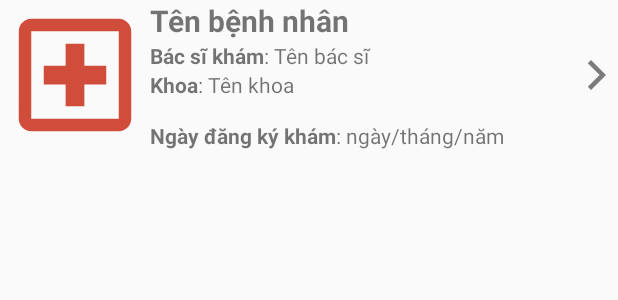
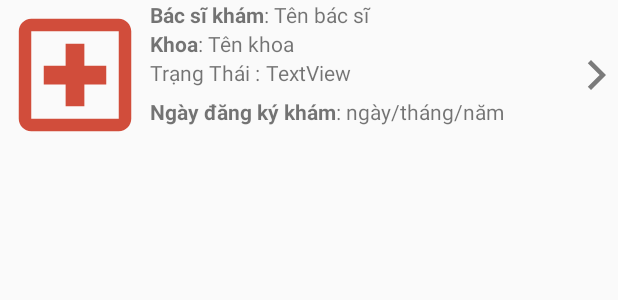
Before and after one commit to dongle1999/NoName-master, an Android app: the layout custom_listview_benh_nhan_lich_su_kham_benh.xml on its own in the app's theme, with its tools: preview values and no code run, on a phone screen of 412 x 824 dp. Shown: the top 300 px of the screen. Run offline under Robolectric (Android 15) with nearby library versions, the phone set to English and light mode, and no system bars.

Commit message:
Update ngày 15/4

```diff
--- a/app/src/main/AndroidManifest.xml
+++ b/app/src/main/AndroidManifest.xml
@@ -16,6 +16,7 @@
     <uses-permission android:name="android.permission.BLUETOOTH" />
     <uses-permission android:name="android.permission.BLUETOOTH_ADMIN" />
     <uses-permission android:name="android.permission.ACCESS_BACKGROUN_LOCATION"/>
+    <uses-permission android:name="android.permission.SYSTEM_ALERT_WINDOW"/>
     <application
         android:allowBackup="true"
         android:icon="@mipmap/ic_launcher"
--- a/app/src/main/java/com/example/noname/Adapter/LichSuKhamBenh_BenhNhan_Adapter.java
+++ b/app/src/main/java/com/example/noname/Adapter/LichSuKhamBenh_BenhNhan_Adapter.java
@@ -37,13 +37,13 @@ public class LichSuKhamBenh_BenhNhan_Adapter extends ArrayAdapter<LichSuKhamBenh
         LayoutInflater inflater=this.context.getLayoutInflater();
         View row=inflater.inflate(this.resource,null);
 
-        TextView txtTenBenhNhan=row.findViewById(R.id.txtTenBenhNhan_CustomLv_BenhNhan_LichSuKhamBenh);
+       TextView txttrangthai=row.findViewById(R.id.txtKhoa_CustomLv_BenhNhan_Trangthai);
         TextView txtBacSiKham=row.findViewById(R.id.txtBacSiKham_CustomLv_BenhNhan_LichSuKhamBenh);
         TextView txtKhoa=row.findViewById(R.id.txtKhoa_CustomLv_BenhNhan_LichSuKhamBenh);
         TextView txtNgay=row.findViewById(R.id.txtNgayDangKy_CustomLv_BenhNhan_LichSuKhamBenh);
 
         LichSuKhamBenh_BenhNhan lichSu=this.objects.get(position);
-        txtTenBenhNhan.setText(lichSu.getTenBenhNhan());
+        txttrangthai.setText(lichSu.getTrangthai());
         txtBacSiKham.setText(lichSu.getBacSiKham());
         txtKhoa.setText(lichSu.getKhoa());
         txtNgay.setText(lichSu.getNgayDangKy());
--- a/app/src/main/res/layout/custom_listview_benh_nhan_lich_su_kham_benh.xml
+++ b/app/src/main/res/layout/custom_listview_benh_nhan_lich_su_kham_benh.xml
@@ -19,14 +19,6 @@
             android:layout_height="100dp"
             android:layout_weight="1"
             android:orientation="vertical">
-
-            <TextView
-                android:id="@+id/txtTenBenhNhan_CustomLv_BenhNhan_LichSuKhamBenh"
-                android:layout_width="match_parent"
-                android:layout_height="wrap_content"
-                android:text="Tên bệnh nhân"
-                android:textSize="20dp"
-                android:textStyle="bold" />
 
 
             <LinearLayout
@@ -78,7 +70,27 @@
 
             <LinearLayout
                 android:layout_width="match_parent"
-                android:layout_height="match_parent"
+                android:layout_height="26dp"
+                android:orientation="horizontal">
+
+                <TextView
+                    android:id="@+id/textView2"
+                    android:layout_width="3dp"
+                    android:layout_height="wrap_content"
+                    android:layout_weight="1"
+                    android:text="Trạng Thái :" />
+
+                <TextView
+                    android:id="@+id/txtKhoa_CustomLv_BenhNhan_Trangthai"
+                    android:layout_width="132dp"
+                    android:layout_height="wrap_content"
+                    android:layout_weight="1"
+                    android:text="TextView" />
+            </LinearLayout>
+
+            <LinearLayout
+                android:layout_width="match_parent"
+                android:layout_height="wrap_content"
                 android:layout_gravity="bottom"
                 android:orientation="horizontal">
 
@@ -87,12 +99,13 @@
                     android:layout_height="wrap_content"
                     android:layout_gravity="bottom"
                     android:text="@string/title_NgayDangKyKham"
-                    android:textStyle="bold"/>
+                    android:textStyle="bold" />
+
                 <TextView
                     android:layout_width="wrap_content"
                     android:layout_height="wrap_content"
                     android:layout_gravity="bottom"
-                    android:text=":"/>
+                    android:text=":" />
 
                 <TextView
                     android:id="@+id/txtNgayDangKy_CustomLv_BenhNhan_LichSuKhamBenh"
```
Also changed, not shown: app/src/main/java/com/example/noname/Model/LichSuKhamBenh_BenhNhan.java (+7 -7 lines), app/src/main/java/com/example/noname/TrangBacSi/BacSi_DangNhapBacSi.java (+11 -1 lines), app/src/main/java/com/example/noname/TrangBenhNhan/BenhNhan_DangNhapBenhNhan.java (+7 -0 lines), app/src/main/java/com/example/noname/TrangBenhNhan/Fragment/Fragment_BenhNhan_DatLichKham.java (+9 -4 lines), app/src/main/java/com/example/noname/TrangBenhNhan/Fragment/Fragment_BenhNhan_HoSoBenhNhan.java (+12 -1 lines), app/src/main/java/com/example/noname/TrangBenhNhan/Fragment/Fragment_BenhNhan_LichSuKhamBenh.java (+128 -6 lines).
